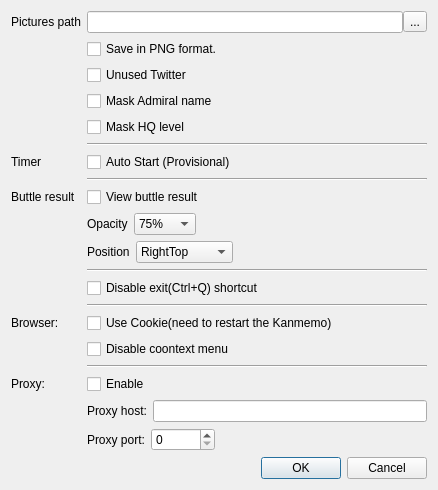
The window that settingsdialog.ui (ioriayane/KanmusuMemory) describes before a commit, drawn with Qt 5.
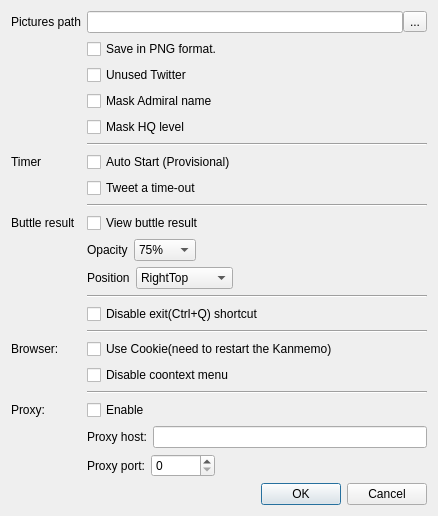
The same window after the commit. Icons and pictures are not drawn.

Commit message: add 'tweet a finished' setting dialog

The edit to the form file:
```diff
--- a/settingsdialog.ui
+++ b/settingsdialog.ui
@@ -107,28 +107,28 @@
        </property>
       </widget>
      </item>
-     <item row="7" column="1">
+     <item row="8" column="1">
       <widget class="Line" name="line_5">
        <property name="orientation">
         <enum>Qt::Horizontal</enum>
        </property>
       </widget>
      </item>
-     <item row="8" column="0">
+     <item row="9" column="0">
       <widget class="QLabel" name="label_3">
        <property name="text">
         <string>Buttle result</string>
        </property>
       </widget>
      </item>
-     <item row="8" column="1">
+     <item row="9" column="1">
       <widget class="QCheckBox" name="viewButtleResultCheckBox">
        <property name="text">
         <string>View buttle result</string>
        </property>
       </widget>
      </item>
-     <item row="9" column="1">
+     <item row="10" column="1">
       <layout class="QHBoxLayout" name="horizontalLayout_3">
        <property name="bottomMargin">
         <number>0</number>
@@ -182,7 +182,7 @@
        </item>
       </layout>
      </item>
-     <item row="10" column="1">
+     <item row="11" column="1">
       <layout class="QHBoxLayout" name="horizontalLayout_4">
        <item>
         <widget class="QLabel" name="label_2">
@@ -241,35 +241,35 @@
        </item>
       </layout>
      </item>
-     <item row="11" column="1">
-      <widget class="Line" name="line_3">
-       <property name="orientation">
-        <enum>Qt::Horizontal</enum>
-       </property>
-      </widget>
-     </item>
      <item row="12" column="1">
+      <widget class="Line" name="line_3">
+       <property name="orientation">
+        <enum>Qt::Horizontal</enum>
+       </property>
+      </widget>
+     </item>
+     <item row="13" column="1">
       <widget class="QCheckBox" name="disableExitShortcut">
        <property name="text">
         <string>Disable exit(Ctrl+Q) shortcut</string>
        </property>
       </widget>
      </item>
-     <item row="13" column="1">
+     <item row="14" column="1">
       <widget class="Line" name="line_4">
        <property name="orientation">
         <enum>Qt::Horizontal</enum>
        </property>
       </widget>
      </item>
-     <item row="14" column="0">
+     <item row="15" column="0">
       <widget class="QLabel" name="proxyHostLabel_3">
        <property name="text">
         <string>Browser:</string>
        </property>
       </widget>
      </item>
-     <item row="14" column="1">
+     <item row="15" column="1">
       <widget class="QCheckBox" name="useCookieCheckBox">
        <property name="text">
         <string>Use Cookie(need to restart the Kanmemo)</string>
@@ -279,35 +279,35 @@
        </property>
       </widget>
      </item>
-     <item row="15" column="1">
+     <item row="16" column="1">
       <widget class="QCheckBox" name="disableContextMenu">
        <property name="text">
         <string>Disable coontext menu</string>
        </property>
       </widget>
      </item>
-     <item row="16" column="1">
+     <item row="17" column="1">
       <widget class="Line" name="line">
        <property name="orientation">
         <enum>Qt::Horizontal</enum>
        </property>
       </widget>
      </item>
-     <item row="17" column="0">
+     <item row="18" column="0">
       <widget class="QLabel" name="proxyHostLabel_2">
        <property name="text">
         <string>Proxy:</string>
        </property>
       </widget>
      </item>
-     <item row="17" column="1">
+     <item row="18" column="1">
       <widget class="QCheckBox" name="proxyEnableCheckBox">
        <property name="text">
         <string>Enable</string>
        </property>
       </widget>
      </item>
-     <item row="18" column="1">
+     <item row="19" column="1">
       <layout class="QHBoxLayout" name="horizontalLayout_5">
        <item>
         <widget class="QLabel" name="proxyHostLabel">
@@ -321,7 +321,7 @@
        </item>
       </layout>
      </item>
-     <item row="19" column="1">
+     <item row="20" column="1">
       <layout class="QHBoxLayout" name="horizontalLayout_2">
        <item>
         <widget class="QLabel" name="proxyPortLabel">
@@ -362,6 +362,13 @@
        </property>
       </widget>
      </item>
+     <item row="7" column="1">
+      <widget class="QCheckBox" name="tweetFinishedCheckBox">
+       <property name="text">
+        <string>Tweet a time-out</string>
+       </property>
+      </widget>
+     </item>
     </layout>
    </item>
    <item>
```
The commit also changes 7 other files.
